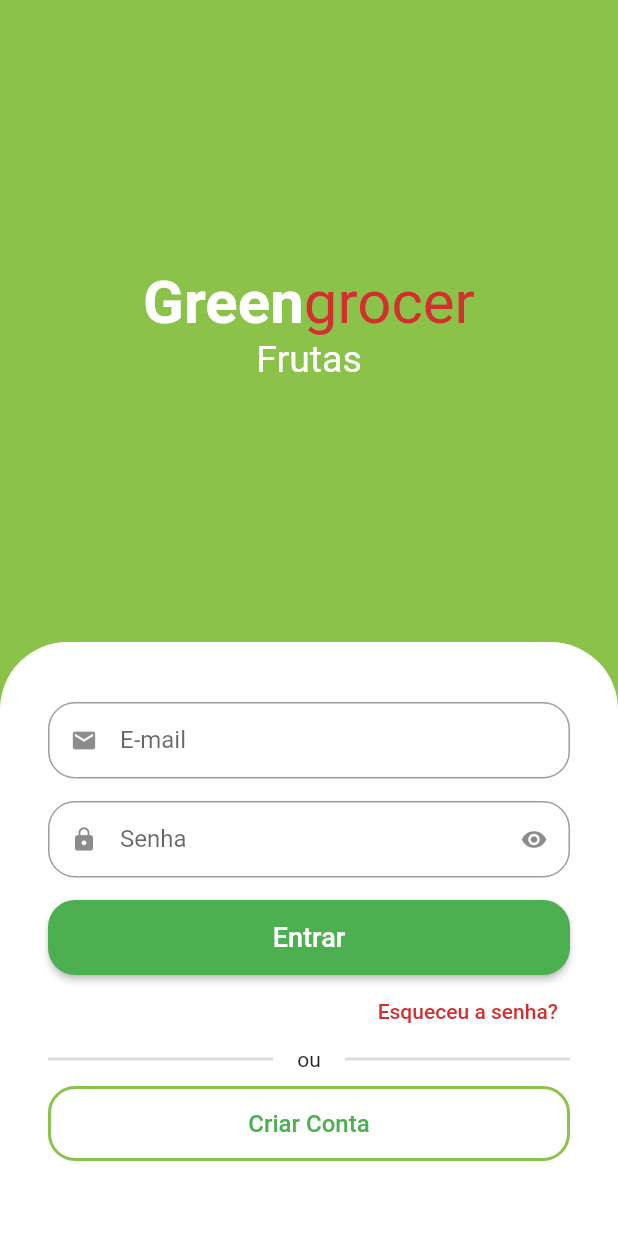
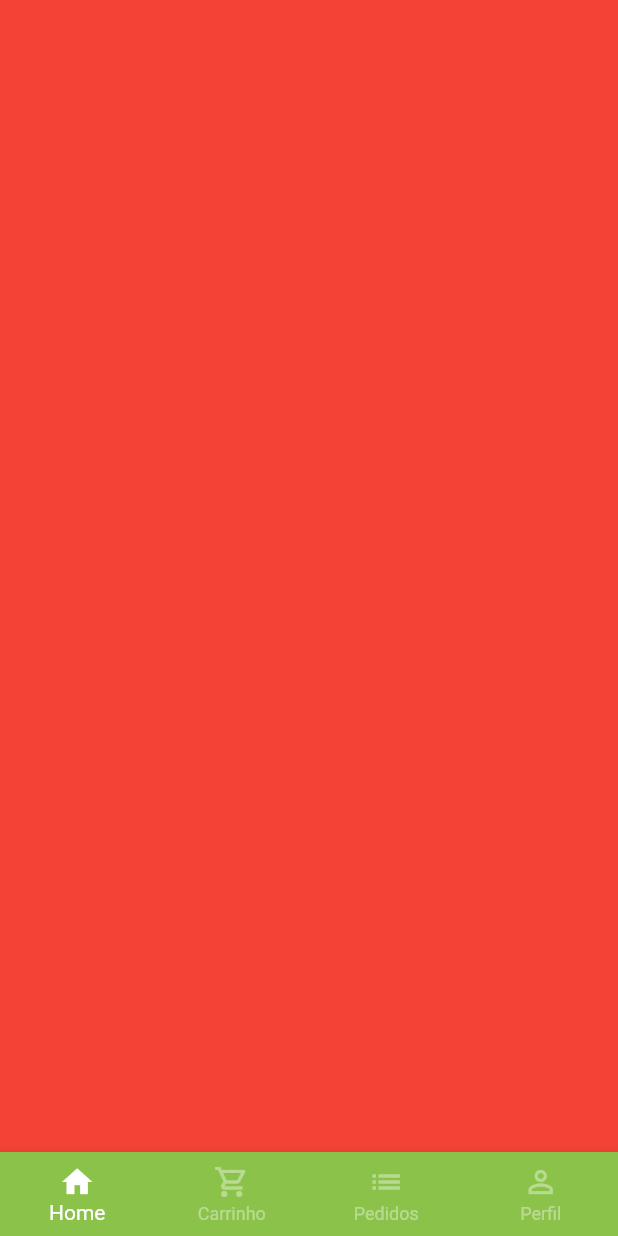
Before and after one commit to douglasgmsantos/udemy-quitanda, a Flutter app: the screen it shows after launch, after a tap on "Entrar", on a phone screen of 412 x 824 dp. Run offline on Flutter 3.47's test engine with Material 2 defaults, Android fonts, the phone set to English and light mode, and no system bars; drawn by our look-alikes of animated_text_kit; our stand-ins replace mask_text_input_formatter.

Commit message:
feature: adicionando bottomNavigationBar na tela base

```diff
--- a/lib/src/auth/sign_in_screen.dart
+++ b/lib/src/auth/sign_in_screen.dart
@@ -2,6 +2,7 @@ import 'package:animated_text_kit/animated_text_kit.dart';
 import 'package:flutter/material.dart';
 import 'package:quitanda/src/auth/components/custom_text_field.dart';
 import 'package:quitanda/src/auth/sign_up_screen.dart';
+import 'package:quitanda/src/base/base_screen.dart';
 import 'package:quitanda/src/config/custom_colors.dart';
 
 class SignInScreen extends StatelessWidget {
@@ -86,7 +87,12 @@ class SignInScreen extends StatelessWidget {
                           style: ElevatedButton.styleFrom(
                               shape: RoundedRectangleBorder(
                                   borderRadius: BorderRadius.circular(18))),
-                          onPressed: () {},
+                          onPressed: () {
+                            Navigator.of(context).pushReplacement(
+                                MaterialPageRoute(builder: (c) {
+                              return const BaseScreen();
+                            }));
+                          },
                           child: const Text(
                             "Entrar",
                             style: TextStyle(fontSize: 18),
--- /dev/null
+++ b/lib/src/base/base_screen.dart
@@ -0,0 +1,43 @@
+import 'package:flutter/material.dart';
+import 'package:quitanda/src/config/custom_colors.dart';
+
+class BaseScreen extends StatelessWidget {
+  const BaseScreen({super.key});
+
+  @override
+  Widget build(BuildContext context) {
+    return Scaffold(
+      bottomNavigationBar: BottomNavigationBar(
+        backgroundColor: CustomColors.customSwatchColor,
+        selectedItemColor: Colors.white,
+        unselectedItemColor: Colors.white.withAlpha(100),
+        type: BottomNavigationBarType.fixed,
+        items: const [
+          BottomNavigationBarItem(
+              label: "Home",
+              icon: Icon(
+                Icons.home,
+              )),
+          BottomNavigationBarItem(
+              label: "Carrinho",
+              icon: Icon(
+                Icons.shopping_cart_outlined,
+              )),
+          BottomNavigationBarItem(
+              label: "Pedidos",
+              icon: Icon(
+                Icons.list,
+              )),
+          BottomNavigationBarItem(
+              label: "Perfil",
+              icon: Icon(
+                Icons.person_outline,
+              ))
+        ],
+      ),
+      body: Container(
+        color: Colors.red,
+      ),
+    );
+  }
+}
```
